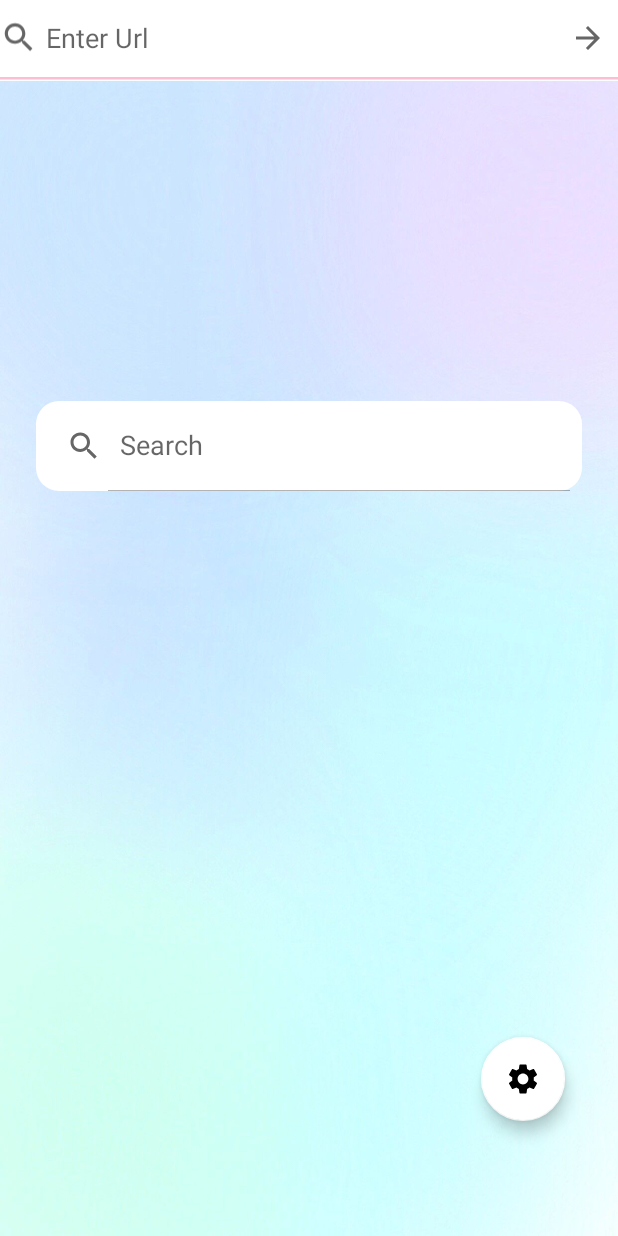
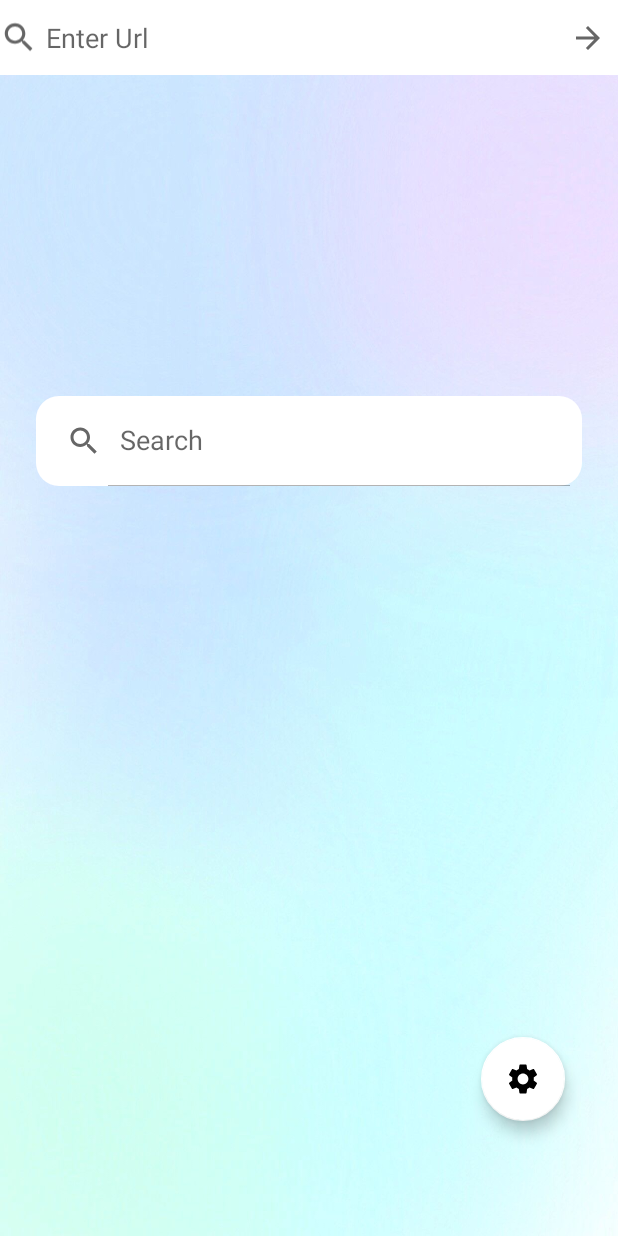
Before and after one commit to HarshAndroid/LetsBrowse-Android-Webview-Kotlin, an Android app: the screen it shows after launch (MainActivity), on a phone screen of 412 x 824 dp. Run offline under Robolectric (Android 15) with nearby library versions, the phone set to English and light mode, and no system bars.

```diff
--- a/app/src/main/AndroidManifest.xml
+++ b/app/src/main/AndroidManifest.xml
@@ -17,6 +17,7 @@
         tools:targetApi="m">
         <activity
             android:name=".MainActivity"
+            android:configChanges="uiMode|keyboard|keyboardHidden|screenSize|screenLayout|smallestScreenSize|orientation"
             android:exported="true">
             <intent-filter>
                 <action android:name="android.intent.action.MAIN" />
--- a/app/src/main/java/com/harshrajpurohit/letsbrowse/HomeFragment.kt
+++ b/app/src/main/java/com/harshrajpurohit/letsbrowse/HomeFragment.kt
@@ -27,6 +27,7 @@ class HomeFragment : Fragment() {
         val mainActivityRef = requireActivity() as MainActivity
         mainActivityRef.binding.topSearchBar.setText("")
         binding.searchView.setQuery("",false)
+        mainActivityRef.binding.webIcon.setImageResource(R.drawable.ic_search)
 
         binding.searchView.setOnQueryTextListener(object: SearchView.OnQueryTextListener{
             override fun onQueryTextSubmit(result: String?): Boolean {
--- a/app/src/main/res/layout/activity_main.xml
+++ b/app/src/main/res/layout/activity_main.xml
@@ -21,6 +21,7 @@
             android:layout_height="50dp">
 
             <com.google.android.material.imageview.ShapeableImageView
+                android:id="@+id/webIcon"
                 android:layout_width="25dp"
                 android:layout_height="match_parent"
                 android:src="@drawable/ic_search" />
@@ -47,9 +48,11 @@
         </LinearLayout>
 
         <com.google.android.material.progressindicator.LinearProgressIndicator
+            android:id="@+id/progressBar"
             android:layout_width="match_parent"
             android:layout_height="wrap_content"
-            android:scaleY="0.5"/>
+            android:scaleY="0.5"
+            android:visibility="gone"/>
 
     </LinearLayout>
 
--- a/app/src/main/res/layout/fragment_browse.xml
+++ b/app/src/main/res/layout/fragment_browse.xml
@@ -11,5 +11,11 @@
         android:layout_height="match_parent"
         />
 
+    <FrameLayout
+        android:id="@+id/customView"
+        android:layout_width="match_parent"
+        android:layout_height="match_parent"
+        android:visibility="gone"/>
+
 
 </FrameLayout>
```
Also changed, not shown: app/src/main/java/com/harshrajpurohit/letsbrowse/BrowseFragment.kt (+40 -1 lines).
